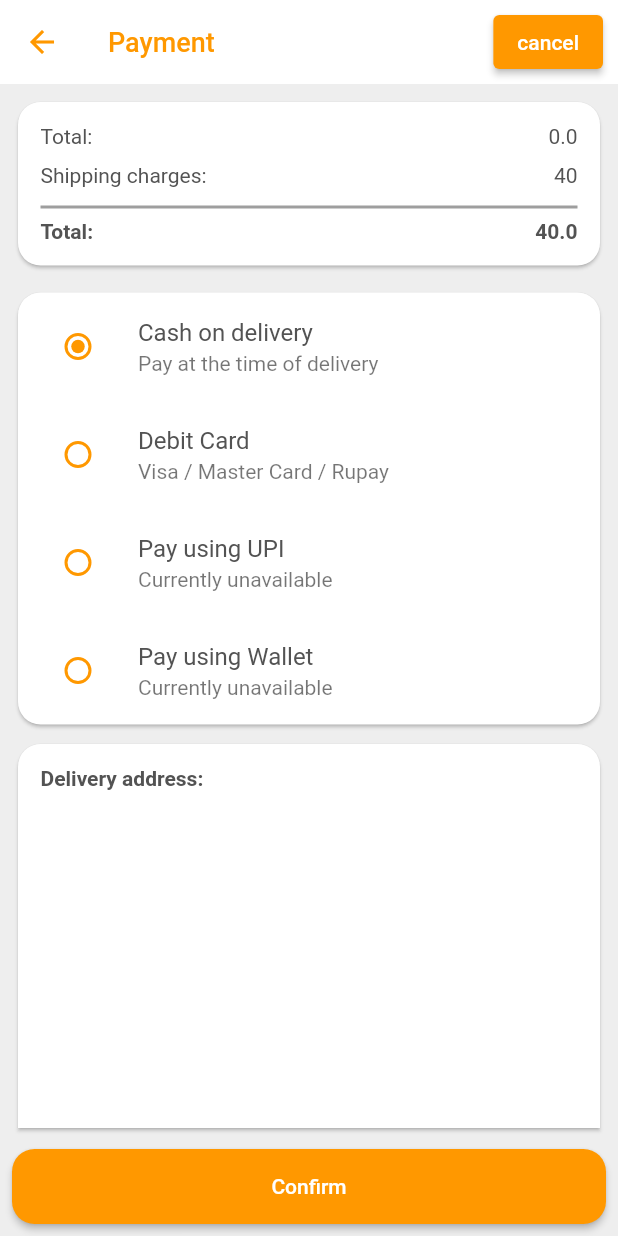
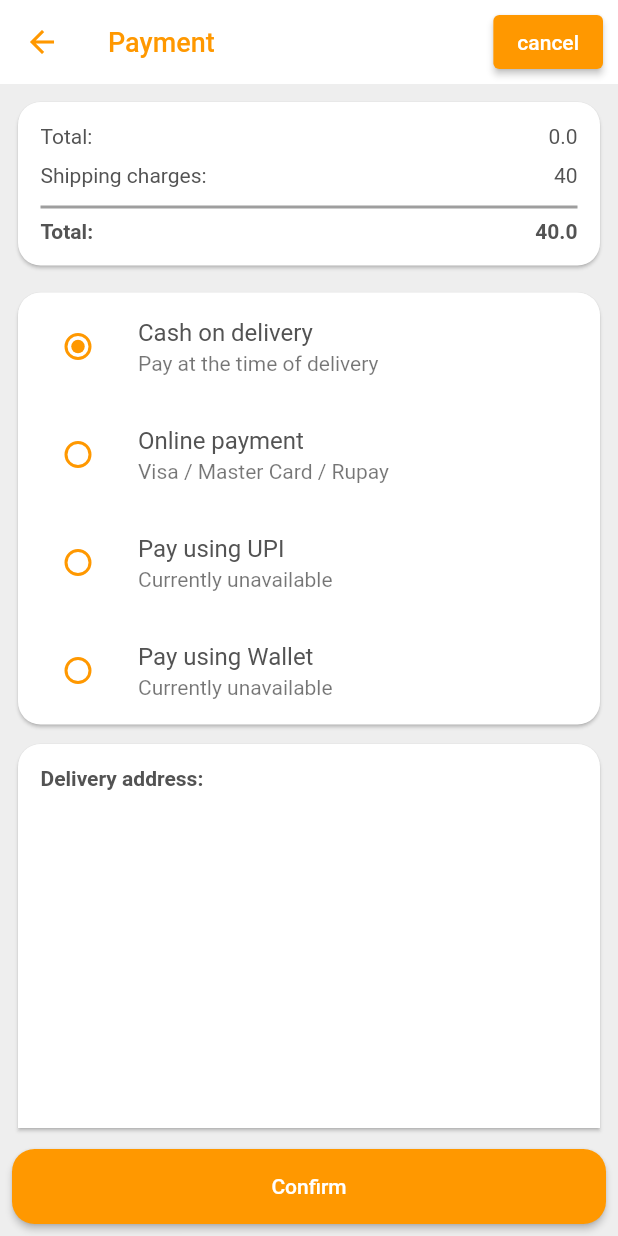
Before and after one commit to rasinchungath/E-commerce-firebase, a Flutter app: the PaymentPage screen opened directly with empty values, on a phone screen of 412 x 824 dp. Run offline on Flutter 3.47's test engine with Material 2 defaults, Android fonts, the phone set to English and light mode, and no system bars; our stand-ins replace cloud_firestore, firebase_core, fluttertoast; missing offline and left inert: razorpay_flutter; accounts and stored records are empty.

Commit message:
payment method changed

```diff
--- a/lib/checkout/paymentpage.dart
+++ b/lib/checkout/paymentpage.dart
@@ -10,7 +10,7 @@ import 'package:razorpay_flutter/razorpay_flutter.dart';
 import 'package:http/http.dart' as http;
 import 'razid.dart' as razorCredentials;
 
-enum PaymentMethod { cashondelivery, debitcard, upi, wallet }
+enum PaymentMethod { cashondelivery, online, upi, wallet }
 
 class PaymentPage extends StatefulWidget {
   PaymentPage(
@@ -292,11 +292,11 @@ class _PaymentPageState extends State<PaymentPage> {
                       subtitle: const Text('Pay at the time of delivery'),
                     ),
                     ListTile(
-                      title: const Text('Debit Card'),
+                      title: const Text('Online payment'),
                       leading: Radio(
                         fillColor: MaterialStateColor.resolveWith(
                             (states) => Colors.orange.shade500),
-                        value: PaymentMethod.debitcard,
+                        value: PaymentMethod.online,
                         groupValue: method,
                         onChanged: (PaymentMethod? value) {
                           setState(() {
@@ -406,12 +406,12 @@ class _PaymentPageState extends State<PaymentPage> {
             borderRadius: BorderRadius.circular(15),
           ),
           title: Text(
-            (method == PaymentMethod.debitcard)
+            (method == PaymentMethod.online)
                 ? "Debit card"
                 : 'Cash on delivery',
             style: TextStyle(color: Colors.orange[500]),
           ),
-          content: Text((method == PaymentMethod.debitcard)
+          content: Text((method == PaymentMethod.online)
               ? "Continue to pay using debit card"
               : 'Continue to pay cash on delivery'),
           actions: [
@@ -420,7 +420,7 @@ class _PaymentPageState extends State<PaymentPage> {
                   createOrder();
                   Navigator.of(context).pop();
 
-                  String payMethod = (method == PaymentMethod.debitcard)
+                  String payMethod = (method == PaymentMethod.online)
                       ? 'debit card'
                       : 'cash on delivery';
 
```
